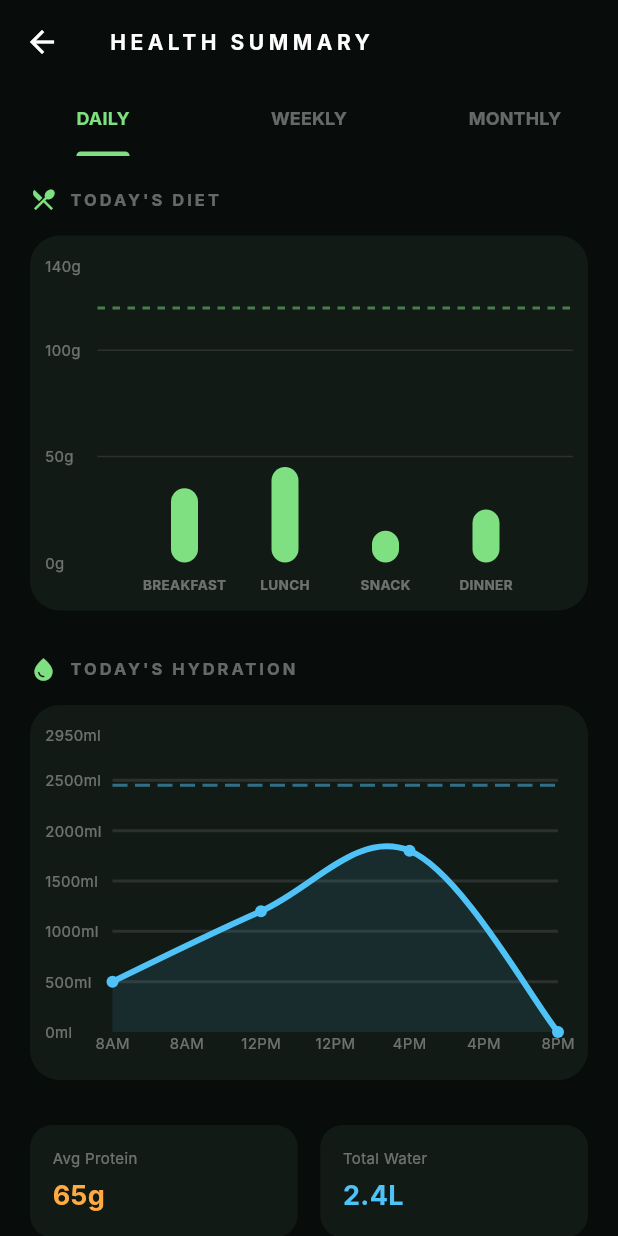
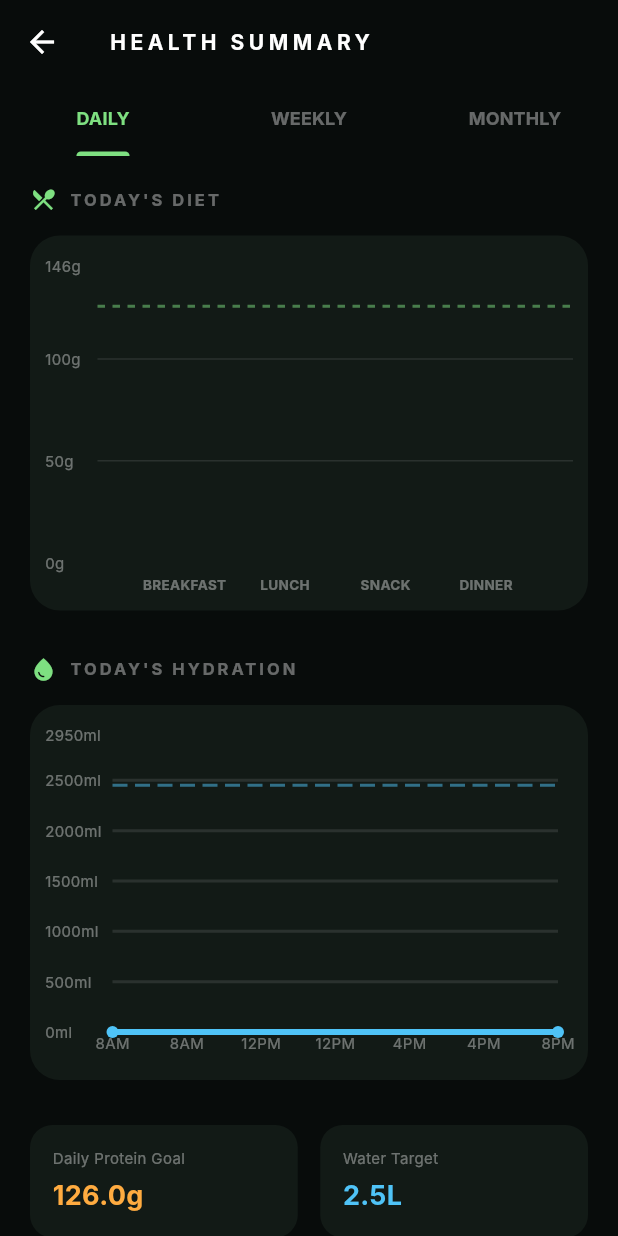
Before and after one commit to aryashi17/Nutrimate, a Flutter app: the SummaryScreen screen opened directly, on a phone screen of 412 x 824 dp. Run offline on Flutter 3.47's test engine with Material 3 defaults, Android fonts, the light colour scheme and no system bars; drawn by our look-alikes of fl_chart; our stand-ins replace cloud_firestore, firebase_auth, firebase_core; accounts and stored records are empty; network calls fail; Roboto replaces fonts that are missing (Inter).

Commit message:
graph is working

```diff
--- a/lib/core/services/calculator_engine.dart
+++ b/lib/core/services/calculator_engine.dart
@@ -52,10 +52,19 @@ double weight = 70.0; // Default
 
   notifyListeners();
 }
+
+// --- NEW MEAL-SPECIFIC DATA ---
+  double breakfastProtein = 0.0;
+  double lunchProtein = 0.0;
+  double snackProtein = 0.0;
+  double dinnerProtein = 0.0;
+
+  // Update this to be a getter that sums all meals
+  double get totalProtein => breakfastProtein + lunchProtein + snackProtein + dinnerProtein;
   // --- MACRO DATA ---
   double currentProtein = 0.0;
   double currentCarbs = 0.0;
-  final double proteinGoal = 120.0;
+double get proteinGoal => (weight * 1.8);
   final double carbGoal = 250.0;
   DateTime lastResetDate = DateTime.now();
 
@@ -84,7 +93,12 @@ double weight = 70.0; // Default
   void checkAndResetForNewDay() {
     final now = DateTime.now();
     if (now.day != lastResetDate.day || now.month != lastResetDate.month) {
-      currentProtein = 0.0;
+      // Clear meal specific data
+      breakfastProtein = 0.0;
+      lunchProtein = 0.0;
+      snackProtein = 0.0;
+      dinnerProtein = 0.0;
+
       currentCarbs = 0.0;
       totalDrank = 0;
       bottlesCompleted = 0;
@@ -147,7 +161,7 @@ double weight = 70.0; // Default
     "Roti": {"p": 4.0, "c": 20.0},
   };
 
-  Future<void> addFood(String name, double portion) async {
+  Future<void> addFood(String name, double portion, String mealType) async {
     checkAndResetForNewDay();
 
     final nutrients = foodLibrary.entries
@@ -155,7 +169,14 @@ double weight = 70.0; // Default
         orElse: () => const MapEntry("Other", {"p": 10.0, "c": 30.0}))
         .value;
 
-    currentProtein += (nutrients["p"] ?? 0.0) * portion;
+    double proteinToAdd = (nutrients["p"] ?? 0.0) * portion;
+
+    // Add to the specific meal category
+    if (mealType == 'Breakfast') breakfastProtein += proteinToAdd;
+    else if (mealType == 'Lunch') lunchProtein += proteinToAdd;
+    else if (mealType == 'Snacks') snackProtein += proteinToAdd;
+    else if (mealType == 'Dinner') dinnerProtein += proteinToAdd;
+
     currentCarbs += (nutrients["c"] ?? 0.0) * portion;
 
     notifyListeners();
@@ -173,7 +194,7 @@ double weight = 70.0; // Default
             .collection('logs')
             .doc(dateId)
             .set({
-          'totalProtein': currentProtein,
+          'totalProtein': totalProtein,
           'totalCarbs': currentCarbs,
           'dateLabel': "${DateTime.now().day} ${MonthLabels.short[DateTime.now().month]}",
         }, SetOptions(merge: true));
--- a/lib/features/menu_view/mess_logger_screen.dart
+++ b/lib/features/menu_view/mess_logger_screen.dart
@@ -734,7 +734,7 @@ class _MessLoggerScreenState extends State<MessLoggerScreen> {
           await Provider.of<CalculatorEngine>(
             context,
             listen: false,
-          ).addFood(item['name'], item['portion']);
+          ).addFood(item['name'], item['portion'], selectedMeal);
           await StreakService().updateStreak();
         } catch (e) {
           print('Error updating calculator or streak: $e');
--- a/lib/features/reports/summary_screen.dart
+++ b/lib/features/reports/summary_screen.dart
@@ -127,16 +127,31 @@ class _SummaryScreenState extends State<SummaryScreen> with SingleTickerProvider
 
   // --- FIXED HISTORY BAR CHART ---
 Widget _buildHistoryBarChart(List<Map<String, dynamic>> logs) {
-
-
-
   return Container(
     height: 220,
     padding: const EdgeInsets.fromLTRB(5, 15, 15, 5),
     decoration: BoxDecoration(color: surface, borderRadius: BorderRadius.circular(20)),
     child: BarChart(
       BarChartData(
-        maxY: 150, // Set this to your proteinGoal + a buffer
+        // ADD THIS: Tooltip logic for History
+        barTouchData: BarTouchData(
+          touchTooltipData: BarTouchTooltipData(
+            getTooltipColor: (_) => surface,
+            getTooltipItem: (group, groupIndex, rod, rodIndex) {
+              return BarTooltipItem(
+                'DAY ${group.x.toInt() + 1}\n',
+                const TextStyle(color: Colors.white, fontWeight: FontWeight.bold),
+                children: [
+                  TextSpan(
+                    text: '${rod.toY.round()}g',
+                    style: TextStyle(color: mint, fontWeight: FontWeight.bold),
+                  ),
+                ],
+              );
+            },
+          ),
+        ),
+        maxY: 150,
         borderData: FlBorderData(show: false),
         gridData: FlGridData(show: true, drawVerticalLine: false, horizontalInterval: 30,
           getDrawingHorizontalLine: (value) => FlLine(color: Colors.white10, strokeWidth: 1)),
@@ -147,7 +162,7 @@ Widget _buildHistoryBarChart(List<Map<String, dynamic>> logs) {
             sideTitles: SideTitles(
               showTitles: true,
               reservedSize: 35,
-              interval: 30, // ONLY SHOWS LABELS EVERY 30g TO PREVENT OVERLAP
+              interval: 30,
               getTitlesWidget: (value, meta) => Text("${value.toInt()}g",
                 style: const TextStyle(color: Colors.white38, fontSize: 10)),
             ),
@@ -156,7 +171,6 @@ Widget _buildHistoryBarChart(List<Map<String, dynamic>> logs) {
             sideTitles: SideTitles(
               showTitles: true,
               getTitlesWidget: (value, meta) {
-                // Only show labels for first, middle, and last day to prevent overlap
                 if (value == 0 || value == (logs.length / 2).floor() || value == logs.length - 1) {
                   return Text("Day ${value.toInt() + 1}",
                     style: const TextStyle(color: Colors.white38, fontSize: 9));
@@ -176,8 +190,6 @@ Widget _buildHistoryBarChart(List<Map<String, dynamic>> logs) {
       ),
     ),
   );
-
-
 }
 
 // --- FIXED HISTORY LINE CHART ---
@@ -248,6 +260,24 @@ Widget _buildBarChart(CalculatorEngine engine) {
     decoration: BoxDecoration(color: surface, borderRadius: BorderRadius.circular(20)),
     child: BarChart(
       BarChartData(
+        barTouchData: BarTouchData(
+          touchTooltipData: BarTouchTooltipData(
+            getTooltipColor: (_) => surface,
+            getTooltipItem: (group, groupIndex, rod, rodIndex) {
+              const titles = ['BREAKFAST', 'LUNCH', 'SNACK', 'DINNER'];
+              return BarTooltipItem(
+                '${titles[group.x.toInt()]}\n',
+                const TextStyle(color: Colors.white, fontWeight: FontWeight.bold),
+                children: [
+                  TextSpan(
+                    text: '${rod.toY.round()}g',
+                    style: TextStyle(color: mint, fontWeight: FontWeight.bold),
+                  ),
+                ],
+              );
+            },
+          ),
+        ),
         maxY: engine.proteinGoal + 20, // Sets the top of the chart slightly above goal
         borderData: FlBorderData(show: false),
         gridData: FlGridData(
@@ -303,10 +333,10 @@ Widget _buildBarChart(CalculatorEngine engine) {
           ],
         ),
         barGroups: [
-          BarChartGroupData(x: 0, barRods: [BarChartRodData(toY: 35, color: mint, width: 18)]),
-          BarChartGroupData(x: 1, barRods: [BarChartRodData(toY: 45, color: mint, width: 18)]),
-          BarChartGroupData(x: 2, barRods: [BarChartRodData(toY: 15, color: mint, width: 18)]),
-          BarChartGroupData(x: 3, barRods: [BarChartRodData(toY: 25, color: mint, width: 18)]),
+          BarChartGroupData(x: 0, barRods: [BarChartRodData(toY: engine.breakfastProtein, color: mint, width: 18)]),
+  BarChartGroupData(x: 1, barRods: [BarChartRodData(toY: engine.lunchProtein, color: mint, width: 18)]),
+  BarChartGroupData(x: 2, barRods: [BarChartRodData(toY: engine.snackProtein, color: mint, width: 18)]),
+  BarChartGroupData(x: 3, barRods: [BarChartRodData(toY: engine.dinnerProtein, color: mint, width: 18)]),
         ],
       ),
     ),
@@ -366,9 +396,7 @@ Widget _buildLineChart(CalculatorEngine engine) {
         lineBarsData: [
           LineChartBarData(
             spots: [
-              FlSpot(0, 500),
-              FlSpot(1, 1200),
-              FlSpot(2, 1800),
+             FlSpot(0, 0),
               FlSpot(3, engine.totalDrank.toDouble())
             ],
             isCurved: true,
@@ -393,11 +421,15 @@ Widget _buildLineChart(CalculatorEngine engine) {
   }
 
   Widget _buildQuickStats(CalculatorEngine engine) {
+  // Logic to calculate average from engine (example)
+  double avgProtein = engine.totalProtein / 1; // You can divide by actual days logged
+  double waterTarget = engine.goal / 1000; // Converts ml to Liters from user profile
+
   return Row(
     children: [
-        _statTile("Avg Protein", "65g", Colors.orangeAccent),
+      _statTile("Daily Protein Goal", "${engine.proteinGoal}g", Colors.orangeAccent),
       const SizedBox(width: 15),
-        _statTile("Total Water", "2.4L", waterBlue),
+      _statTile("Water Target", "${waterTarget.toStringAsFixed(1)}L", waterBlue),
     ],
   );
 }
```
Lines whose indentation alone changed are shown as unchanged.
